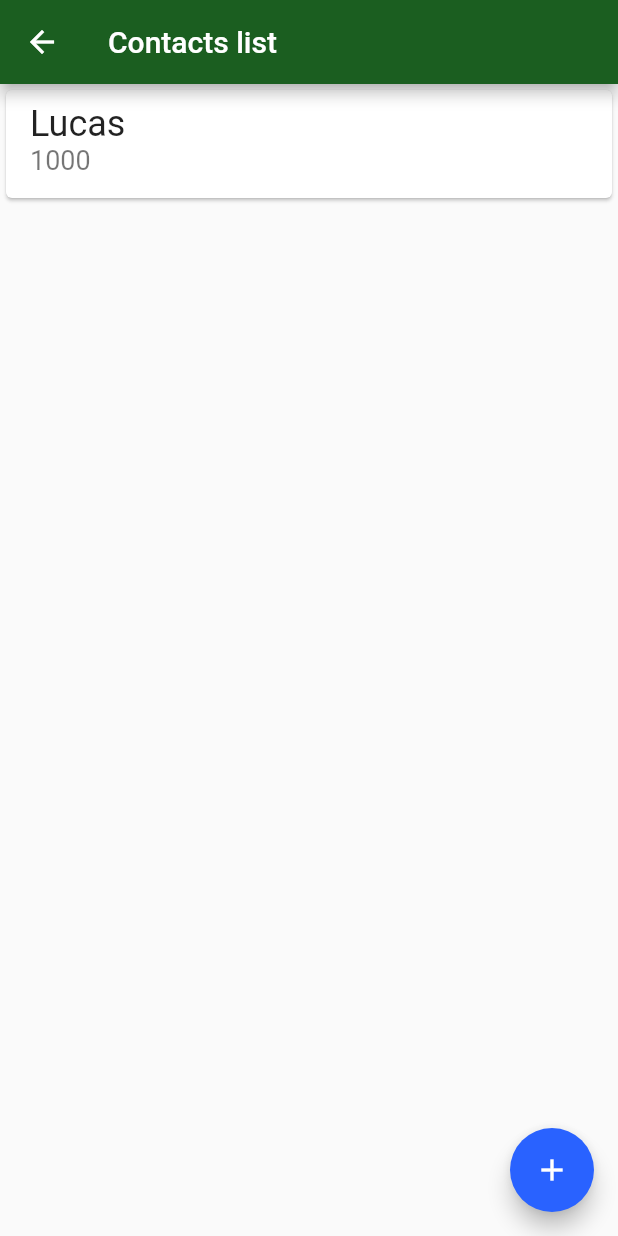
After one commit to lucasvscn/alura-formacao-flutter, a Flutter app: the screen it shows after launch, after a tap on "Contacts", on a phone screen of 412 x 824 dp. The commit adds this screen. Run offline on Flutter 3.47's test engine with Material 2 defaults, Android fonts, the phone set to English and light mode, and no system bars.

Commit message:
aula 2: implementa lista de contatos

```diff
--- a/lib/main.dart
+++ b/lib/main.dart
@@ -1,6 +1,5 @@
+import 'package:bytebank/screens/dashboard.dart';
 import 'package:flutter/material.dart';
-
-import 'screens/dashboard.dart';
 
 void main() {
   runApp(BytebankApp());
--- /dev/null
+++ b/lib/screens/contacts_list.dart
@@ -0,0 +1,32 @@
+import 'package:flutter/material.dart';
+
+class ContactsList extends StatelessWidget {
+  @override
+  Widget build(BuildContext context) {
+    return Scaffold(
+      appBar: AppBar(
+        title: Text('Contacts list'),
+      ),
+      floatingActionButton: FloatingActionButton(
+        onPressed: () {},
+        child: Icon(Icons.add),
+      ),
+      body: ListView(
+        children: [
+          Card(
+            child: ListTile(
+              title: Text(
+                'Lucas',
+                style: TextStyle(fontSize: 24.0),
+              ),
+              subtitle: Text(
+                '1000',
+                style: TextStyle(fontSize: 18.0),
+              ),
+            ),
+          ),
+        ],
+      ),
+    );
+  }
+}
--- a/lib/screens/dashboard.dart
+++ b/lib/screens/dashboard.dart
@@ -1,3 +1,4 @@
+import 'package:bytebank/screens/contacts_list.dart';
 import 'package:flutter/material.dart';
 
 class Dashboard extends StatelessWidget {
@@ -15,10 +16,17 @@ class Dashboard extends StatelessWidget {
           ),
           Padding(
             padding: const EdgeInsets.all(8.0),
+            child: Material(
+              color: Theme.of(context).primaryColor,
+              child: InkWell(
+                onTap: () {
+                  Navigator.of(context).push(
+                    MaterialPageRoute(builder: (context) => ContactsList()),
+                  );
+                },
                 child: Container(
                   height: 100,
                   width: 150,
-              color: Theme.of(context).primaryColor,
                   padding: EdgeInsets.all(8.0),
                   child: Column(
                     mainAxisAlignment: MainAxisAlignment.spaceBetween,
@@ -40,6 +48,8 @@ class Dashboard extends StatelessWidget {
                   ),
                 ),
               ),
+            ),
+          ),
         ],
       ),
     );
```
Lines whose indentation alone changed are shown as unchanged.
